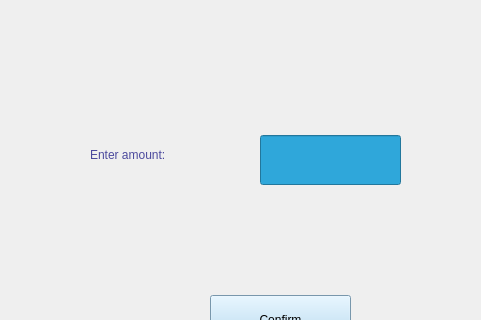
First picture: the form in view/deposit.ui, repository rawsashimi1604/1009_BankingSystem, before the edit; both pictures show x 180 to 661 and y 105 to 425 of the 954 by 507 pixel window.
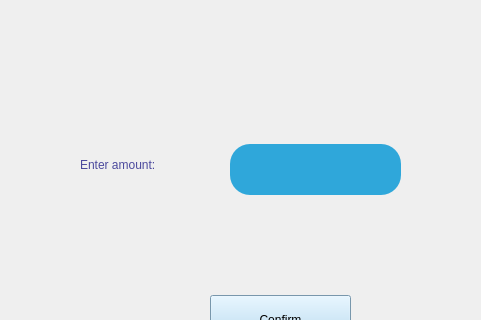
Second picture: the form after the edit.

Commit message: updated the functionality of deposit and withdraw

Patch:
```diff
--- a/view/deposit.ui
+++ b/view/deposit.ui
@@ -102,8 +102,8 @@
     <widget class="QLabel" name="label_3">
      <property name="geometry">
       <rect>
-       <x>260</x>
-       <y>220</y>
+       <x>250</x>
+       <y>230</y>
        <width>167</width>
        <height>59</height>
       </rect>
@@ -119,14 +119,17 @@
     <widget class="QLineEdit" name="lineEdit_2">
      <property name="geometry">
       <rect>
-       <x>430</x>
-       <y>230</y>
-       <width>141</width>
-       <height>50</height>
+       <x>400</x>
+       <y>239</y>
+       <width>171</width>
+       <height>51</height>
       </rect>
      </property>
      <property name="styleSheet">
-      <string notr="true">background-color: rgb(47, 167, 218);</string>
+      <string notr="true">QLineEdit{
+	background-color: rgb(47, 167, 218);
+	border-radius: 20px;
+}</string>
      </property>
     </widget>
     <widget class="QLabel" name="label_2">
```
Left out of the diff: 26 changed lines with no effect on the pictures. The commit also changes 8 other files.
